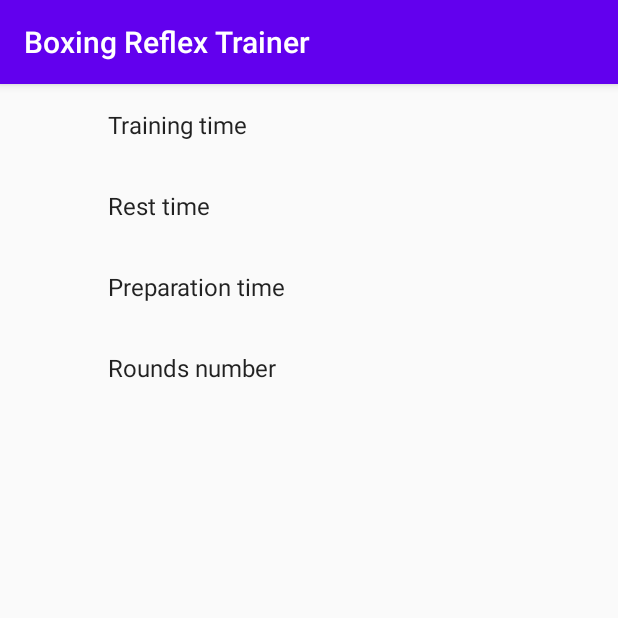
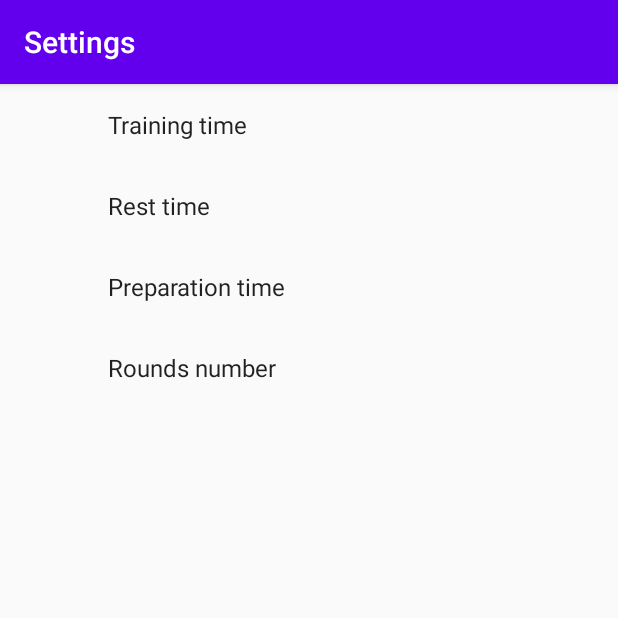
Before and after one commit to Zambo-dev/Boxing-Reflex-Trainer, an Android app: the screen it shows after launch (SettingsActivity), after a tap on "Settings", on a phone screen of 412 x 824 dp, the top half of it. Run offline under Robolectric (Android 15) with nearby library versions, the phone set to English and light mode, and no system bars; our stand-ins replace androidx.preference.

Commit message:
Settings title in the action bar

```diff
--- a/app/src/main/java/com/example/boxingreflextrainer/MainActivity.java
+++ b/app/src/main/java/com/example/boxingreflextrainer/MainActivity.java
@@ -88,6 +88,7 @@ public class MainActivity extends AppCompatActivity implements TimerCallbacks {
     @Override
     public void onResume() {
         super.onResume();
+        getSupportActionBar().setTitle("Boxing Reflex Trainer");
         // Get shared preference time
         timerHandler.getPreferences();
     }
@@ -100,7 +101,6 @@ public class MainActivity extends AppCompatActivity implements TimerCallbacks {
         getMenuInflater().inflate(R.menu.settings_button, menu);
         // Set menu item from xml file
         MenuItem settingsButton = menu.findItem(R.id.settings_button);
-
         // Set click listener on action bar menu
         settingsButton.setOnMenuItemClickListener(new MenuItem.OnMenuItemClickListener() {
             @Override
--- a/app/src/main/java/com/example/boxingreflextrainer/SettingsActivity.java
+++ b/app/src/main/java/com/example/boxingreflextrainer/SettingsActivity.java
@@ -12,6 +12,8 @@ public class SettingsActivity extends AppCompatActivity {
     protected void onCreate(Bundle savedInstanceState) {
         super.onCreate(savedInstanceState);
 
+        getSupportActionBar().setTitle("Settings");
+
         // Insert activity_settings.xml into SettingsActivity
         setContentView(R.layout.activity_settings);
         PreferenceManager.setDefaultValues(this, R.xml.settings_preferences, false);
```
